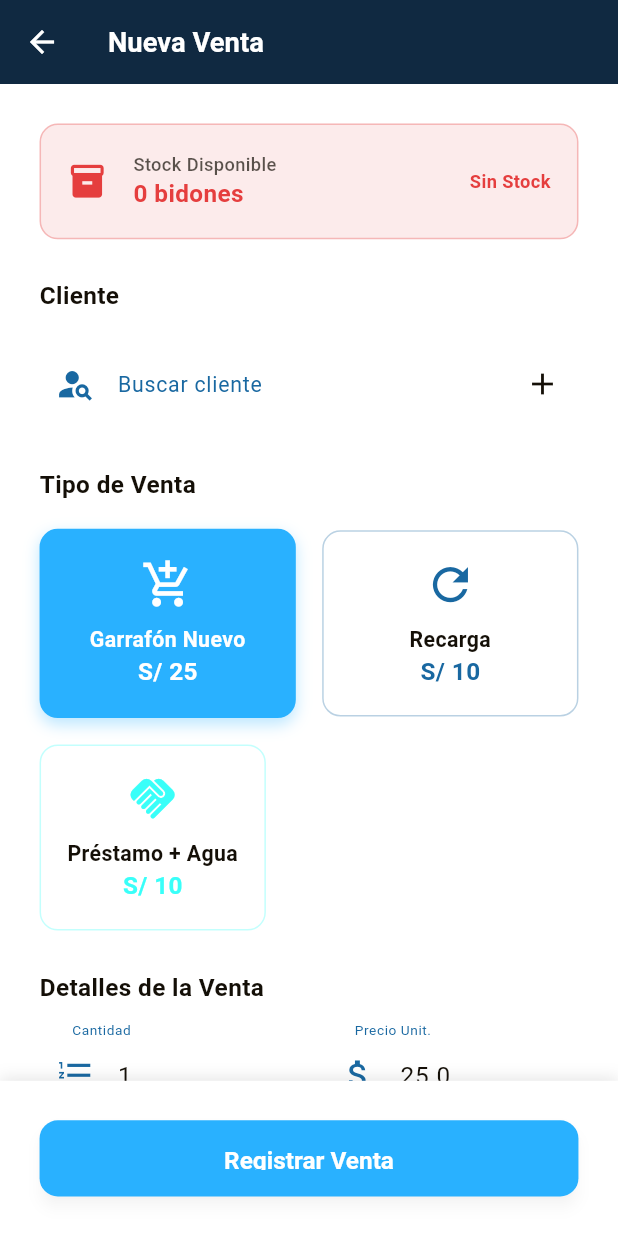
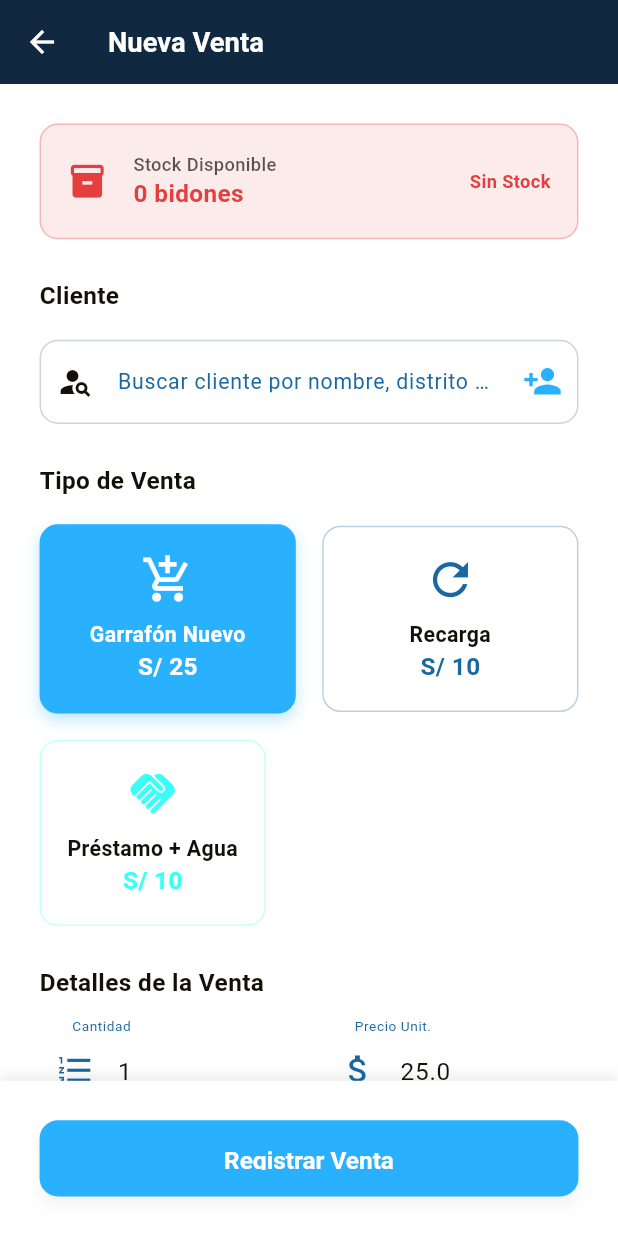
Before and after one commit to archunknown/DistribuidorAgua, a Flutter app: the NuevaVentaScreen screen opened directly with empty values, after a tap on "Garrafón Nuevo", on a phone screen of 412 x 824 dp. Run offline on Flutter 3.47's test engine with Material 3 defaults, Android fonts, the phone set to English and light mode, and no system bars; our stand-ins replace cloud_firestore, firebase_core, flutter_screenutil, pdf, permission_handler, printing; missing offline and left inert: excel; accounts and stored records are empty; generated files the repository leaves out were written again.

Commit message:
Se optimizó la barra de busqueda de cliente

```diff
--- a/lib/screens/nueva_venta_screen.dart
+++ b/lib/screens/nueva_venta_screen.dart
@@ -9,6 +9,7 @@ import '../models/cliente_model.dart';
 import '../viewmodels/nueva_venta_viewmodel.dart';
 import '../widgets/custom_button.dart';
 import '../widgets/custom_text_field.dart';
+import '../widgets/autocomplete_text_field.dart';
 import '../widgets/loading_overlay.dart';
 
 class NuevaVentaScreen extends StatefulWidget {
@@ -172,57 +173,101 @@ class _NuevaVentaScreenState extends State<NuevaVentaScreen> {
         ),
         SizedBox(height: AppDimensions.marginMd),
 
-        // Campo de búsqueda de cliente
-        CustomTextField(
+        // Campo de autocompletado optimizado
+        AutocompleteTextField(
           controller: viewModel.clienteController,
-          labelText: 'Buscar cliente',
+          labelText: 'Buscar cliente por nombre, distrito o teléfono',
           prefixIcon: Icons.person_search,
-          onChanged: (value) => viewModel.buscarClientes(value),
-          suffixIcon: viewModel.clienteSeleccionado != null
-              ? Icon(Icons.check_circle, color: AppColors.success)
-              : IconButton(
-                  icon: const Icon(Icons.add),
-                  onPressed: () => _mostrarDialogoNuevoCliente(viewModel),
-                ),
+          suggestions: viewModel.clientesSugeridos,
+          onChanged: viewModel.buscarClientes,
+          onSuggestionSelected: viewModel.seleccionarCliente,
+          onAddPressed: () => _mostrarDialogoNuevoCliente(viewModel),
+          selectedClient: viewModel.clienteSeleccionado,
+          isLoading: viewModel.isBuscandoClientes,
         ),
 
-        // Lista de sugerencias
-        if (viewModel.clientesSugeridos.isNotEmpty)
+        // Información del cliente seleccionado
+        if (viewModel.clienteSeleccionado != null)
           Container(
-            margin: EdgeInsets.only(top: AppDimensions.marginSm),
+            margin: EdgeInsets.only(top: AppDimensions.marginMd),
+            padding: EdgeInsets.all(AppDimensions.paddingMd),
             decoration: BoxDecoration(
-              color: AppColors.white,
+              color: AppColors.success.withOpacity(0.05),
               borderRadius: BorderRadius.circular(AppDimensions.radiusMd),
-              boxShadow: [
-                BoxShadow(
-                  color: AppColors.blackWithOpacity(0.1),
-                  blurRadius: 8,
-                  offset: const Offset(0, 2),
+              border: Border.all(color: AppColors.success.withOpacity(0.2)),
             ),
-              ],
-            ),
-            child: ListView.builder(
-              shrinkWrap: true,
-              physics: const NeverScrollableScrollPhysics(),
-              itemCount: viewModel.clientesSugeridos.length,
-              itemBuilder: (context, index) {
-                final cliente = viewModel.clientesSugeridos[index];
-                return ListTile(
-                  leading: CircleAvatar(
-                    backgroundColor: AppColors.lightBlue,
+            child: Row(
+              children: [
+                CircleAvatar(
+                  backgroundColor: AppColors.success,
+                  radius: 20.r,
                   child: Text(
-                      cliente.iniciales,
+                    viewModel.clienteSeleccionado!.iniciales,
                     style: TextStyle(
                       color: AppColors.white,
                       fontWeight: FontWeight.bold,
+                      fontSize: AppDimensions.textSm,
                     ),
                   ),
                 ),
-                  title: Text(cliente.nombreCompleto),
-                  subtitle: Text(cliente.direccionCompleta),
-                  onTap: () => viewModel.seleccionarCliente(cliente),
-                );
+                SizedBox(width: AppDimensions.marginMd),
+                Expanded(
+                  child: Column(
+                    crossAxisAlignment: CrossAxisAlignment.start,
+                    children: [
+                      Text(
+                        viewModel.clienteSeleccionado!.nombreCompleto,
+                        style: TextStyle(
+                          fontSize: AppDimensions.textMd,
+                          fontWeight: FontWeight.w600,
+                          color: AppColors.darkBrown,
+                        ),
+                      ),
+                      SizedBox(height: 2.h),
+                      Text(
+                        '${viewModel.clienteSeleccionado!.distrito} • ${viewModel.clienteSeleccionado!.referencia}',
+                        style: TextStyle(
+                          fontSize: AppDimensions.textSm,
+                          color: AppColors.darkBrown.withOpacity(0.7),
+                        ),
+                      ),
+                      if (viewModel.clienteSeleccionado!.telefono != null) ...[
+                        SizedBox(height: 2.h),
+                        Text(
+                          viewModel.clienteSeleccionado!.telefono!,
+                          style: TextStyle(
+                            fontSize: AppDimensions.textSm,
+                            color: AppColors.mediumBlue,
+                            fontWeight: FontWeight.w500,
+                          ),
+                        ),
+                      ],
+                    ],
+                  ),
+                ),
+                IconButton(
+                  icon: Icon(
+                    Icons.clear,
+                    color: AppColors.error,
+                    size: AppDimensions.iconSm,
+                  ),
+                  onPressed: () {
+                    viewModel.clienteController.clear();
+                    // Limpiar la selección de cliente
+                    viewModel.seleccionarCliente(ClienteModel(
+                      id: '',
+                      nombre: '',
+                      apellidoPaterno: '',
+                      apellidoMaterno: '',
+                      distrito: '',
+                      referencia: '',
+                      creadoPorId: '',
+                      fechaCreacion: DateTime.now(),
+                    ));
                   },
+                  tooltip: 'Limpiar selección',
+                ),
+              ],
             ),
           ),
       ],
--- a/lib/viewmodels/nueva_venta_viewmodel.dart
+++ b/lib/viewmodels/nueva_venta_viewmodel.dart
@@ -1,4 +1,5 @@
 import 'package:flutter/material.dart';
+import 'dart:async';
 import '../models/user_model.dart';
 import '../models/cliente_model.dart';
 import '../models/venta_model.dart';
@@ -26,7 +27,13 @@ class NuevaVentaViewModel extends ChangeNotifier {
 
   // Lista de clientes para autocompletado
   List<ClienteModel> _clientesSugeridos = [];
+  List<ClienteModel> _todosLosClientes = []; // Cache de todos los clientes
   InventarioModel? _inventarioActual;
+  bool _isBuscandoClientes = false;
+
+  // Debouncing para búsqueda
+  Timer? _debounceTimer;
+  String _ultimaBusqueda = '';
 
   // Controladores de texto
   final TextEditingController clienteController = TextEditingController();
@@ -45,6 +52,7 @@ class NuevaVentaViewModel extends ChangeNotifier {
   double get costoBidon => _costoBidon;
   List<ClienteModel> get clientesSugeridos => _clientesSugeridos;
   InventarioModel? get inventarioActual => _inventarioActual;
+  bool get isBuscandoClientes => _isBuscandoClientes;
 
   // Cálculos automáticos
   double get total => _precioUnitario * _cantidad;
@@ -56,7 +64,10 @@ class NuevaVentaViewModel extends ChangeNotifier {
   Future<void> inicializar() async {
     _setLoading(true);
     try {
-      await _cargarInventario();
+      await Future.wait([
+        _cargarInventario(),
+        _cargarCacheClientes(), // Cargar cache de clientes para mejor rendimiento
+      ]);
       _actualizarPreciosPorDefecto();
     } catch (e) {
       _setError('Error al inicializar: $e');
@@ -75,26 +86,87 @@ class NuevaVentaViewModel extends ChangeNotifier {
     }
   }
 
-  // Buscar clientes para autocompletado
-  Future<void> buscarClientes(String query) async {
+  // Buscar clientes para autocompletado con debouncing
+  void buscarClientes(String query) {
+    // Cancelar búsqueda anterior si existe
+    _debounceTimer?.cancel();
+
     if (query.isEmpty) {
       _clientesSugeridos.clear();
+      _isBuscandoClientes = false;
+      _ultimaBusqueda = '';
       notifyListeners();
       return;
     }
 
+    // Si es la misma búsqueda, no hacer nada
+    if (query == _ultimaBusqueda) return;
+
+    _ultimaBusqueda = query;
+    _isBuscandoClientes = true;
+    notifyListeners();
+
+    // Configurar debounce de 300ms
+    _debounceTimer = Timer(const Duration(milliseconds: 300), () {
+      _ejecutarBusquedaClientes(query);
+    });
+  }
+
+  // Ejecutar búsqueda real de clientes
+  Future<void> _ejecutarBusquedaClientes(String query) async {
     try {
-      _clientesSugeridos = await _clienteService.buscarClientesPorNombre(query);
+      // Primero buscar en cache local si existe
+      if (_todosLosClientes.isNotEmpty) {
+        _clientesSugeridos = _filtrarClientesLocalmente(query);
+      } else {
+        // Si no hay cache, buscar en servidor
+        _clientesSugeridos = await _clienteService.buscarClientesPorNombre(query);
+
+        // Actualizar cache si es la primera búsqueda
+        if (_todosLosClientes.isEmpty && query.length <= 2) {
+          _todosLosClientes = await _clienteService.obtenerTodosLosClientes();
+        }
+      }
+
+      _isBuscandoClientes = false;
       notifyListeners();
     } catch (e) {
       debugPrint('Error buscando clientes: $e');
+      _isBuscandoClientes = false;
+      notifyListeners();
+    }
+  }
+
+  // Filtrar clientes localmente para mejor rendimiento
+  List<ClienteModel> _filtrarClientesLocalmente(String query) {
+    final queryLower = query.toLowerCase();
+    return _todosLosClientes.where((cliente) {
+      return cliente.nombreCompleto.toLowerCase().contains(queryLower) ||
+             cliente.distrito.toLowerCase().contains(queryLower) ||
+             cliente.referencia.toLowerCase().contains(queryLower) ||
+             (cliente.telefono?.toLowerCase().contains(queryLower) ?? false);
+    }).take(10).toList(); // Limitar a 10 resultados para mejor rendimiento
+  }
+
+  // Cargar todos los clientes para cache (llamar al inicializar)
+  Future<void> _cargarCacheClientes() async {
+    try {
+      _todosLosClientes = await _clienteService.obtenerTodosLosClientes();
+    } catch (e) {
+      debugPrint('Error cargando cache de clientes: $e');
     }
   }
 
   // Seleccionar cliente
   void seleccionarCliente(ClienteModel cliente) {
-    _clienteSeleccionado = cliente;
-    clienteController.text = cliente.nombreCompleto;
+    // Si el cliente tiene ID vacío, significa que se está limpiando la selección
+    if (cliente.id.isEmpty) {
+      _clienteSeleccionado = null;
+      clienteController.clear();
+    } else {
+      _clienteSeleccionado = cliente;
+      clienteController.text = cliente.nombreCompleto;
+    }
     _clientesSugeridos.clear();
     _clearMessages();
     notifyListeners();
@@ -310,6 +382,7 @@ class NuevaVentaViewModel extends ChangeNotifier {
 
   @override
   void dispose() {
+    _debounceTimer?.cancel(); // Limpiar timer de debouncing
     clienteController.dispose();
     cantidadController.dispose();
     precioController.dispose();
--- /dev/null
+++ b/lib/widgets/autocomplete_text_field.dart
@@ -0,0 +1,379 @@
+import 'package:flutter/material.dart';
+import 'package:flutter_screenutil/flutter_screenutil.dart';
+import '../constants/app_colors.dart';
+import '../constants/app_dimensions.dart';
+import '../models/cliente_model.dart';
+
+class AutocompleteTextField extends StatefulWidget {
+  final TextEditingController controller;
+  final String labelText;
+  final IconData prefixIcon;
+  final List<ClienteModel> suggestions;
+  final Function(String) onChanged;
+  final Function(ClienteModel) onSuggestionSelected;
+  final Function()? onAddPressed;
+  final ClienteModel? selectedClient;
+  final bool isLoading;
+
+  const AutocompleteTextField({
+    super.key,
+    required this.controller,
+    required this.labelText,
+    required this.prefixIcon,
+    required this.suggestions,
+    required this.onChanged,
+    required this.onSuggestionSelected,
+    this.onAddPressed,
+    this.selectedClient,
+    this.isLoading = false,
+  });
+
+  @override
+  State<AutocompleteTextField> createState() => _AutocompleteTextFieldState();
+}
+
+class _AutocompleteTextFieldState extends State<AutocompleteTextField>
+    with SingleTickerProviderStateMixin {
+  late AnimationController _animationController;
+  late Animation<double> _fadeAnimation;
+  bool _showSuggestions = false;
+  final FocusNode _focusNode = FocusNode();
+  OverlayEntry? _overlayEntry;
+  final LayerLink _layerLink = LayerLink();
+
+  @override
+  void initState() {
+    super.initState();
+    _animationController = AnimationController(
+      duration: const Duration(milliseconds: 200),
+      vsync: this,
+    );
+    _fadeAnimation = Tween<double>(begin: 0.0, end: 1.0).animate(
+      CurvedAnimation(parent: _animationController, curve: Curves.easeInOut),
+    );
+
+    _focusNode.addListener(_onFocusChanged);
+  }
+
+  @override
+  void dispose() {
+    _animationController.dispose();
+    _focusNode.dispose();
+    _removeOverlay();
+    super.dispose();
+  }
+
+  void _onFocusChanged() {
+    if (_focusNode.hasFocus && widget.suggestions.isNotEmpty) {
+      _showSuggestionsOverlay();
+    } else {
+      _hideSuggestionsOverlay();
+    }
+  }
+
+  void _showSuggestionsOverlay() {
+    if (_overlayEntry != null) return;
+
+    _overlayEntry = _createOverlayEntry();
+    Overlay.of(context).insert(_overlayEntry!);
+    _animationController.forward();
+  }
+
+  void _hideSuggestionsOverlay() {
+    if (_overlayEntry == null) return;
+
+    _animationController.reverse().then((_) {
+      _removeOverlay();
+    });
+  }
+
+  void _removeOverlay() {
+    _overlayEntry?.remove();
+    _overlayEntry = null;
+  }
+
+  OverlayEntry _createOverlayEntry() {
+    RenderBox renderBox = context.findRenderObject() as RenderBox;
+    Size size = renderBox.size;
+
+    return OverlayEntry(
+      builder: (context) => Positioned(
+        width: size.width,
+        child: CompositedTransformFollower(
+          link: _layerLink,
+          showWhenUnlinked: false,
+          offset: Offset(0.0, size.height + 5.0),
+          child: FadeTransition(
+            opacity: _fadeAnimation,
+            child: Material(
+              elevation: 8.0,
+              borderRadius: BorderRadius.circular(AppDimensions.radiusMd),
+              child: Container(
+                constraints: BoxConstraints(
+                  maxHeight: 200.h,
+                ),
+                decoration: BoxDecoration(
+                  color: AppColors.white,
+                  borderRadius: BorderRadius.circular(AppDimensions.radiusMd),
+                  boxShadow: [
+                    BoxShadow(
+                      color: Colors.black.withOpacity(0.1),
+                      blurRadius: 8,
+                      offset: const Offset(0, 2),
+                    ),
+                  ],
+                ),
+                child: widget.suggestions.isEmpty
+                    ? _buildNoResultsWidget()
+                    : _buildSuggestionsList(),
+              ),
+            ),
+          ),
+        ),
+      ),
+    );
+  }
+
+  Widget _buildNoResultsWidget() {
+    return Container(
+      padding: EdgeInsets.all(AppDimensions.paddingMd),
+      child: Row(
+        children: [
+          Icon(
+            Icons.search_off,
+            color: AppColors.darkBrown.withOpacity(0.5),
+            size: AppDimensions.iconMd,
+          ),
+          SizedBox(width: AppDimensions.marginMd),
+          Expanded(
+            child: Column(
+              mainAxisSize: MainAxisSize.min,
+              crossAxisAlignment: CrossAxisAlignment.start,
+              children: [
+                Text(
+                  'No se encontraron clientes',
+                  style: TextStyle(
+                    fontSize: AppDimensions.textMd,
+                    color: AppColors.darkBrown.withOpacity(0.7),
+                    fontWeight: FontWeight.w500,
+                  ),
+                ),
+                if (widget.onAddPressed != null) ...[
+                  SizedBox(height: AppDimensions.marginSm),
+                  GestureDetector(
+                    onTap: () {
+                      _hideSuggestionsOverlay();
+                      widget.onAddPressed!();
+                    },
+                    child: Text(
+                      'Toca aquí para crear un nuevo cliente',
+                      style: TextStyle(
+                        fontSize: AppDimensions.textSm,
+                        color: AppColors.lightBlue,
+                        fontWeight: FontWeight.w500,
+                      ),
+                    ),
+                  ),
+                ],
+              ],
+            ),
+          ),
+        ],
+      ),
+    );
+  }
+
+  Widget _buildSuggestionsList() {
+    return ListView.builder(
+      shrinkWrap: true,
+      padding: EdgeInsets.zero,
+      itemCount: widget.suggestions.length,
+      itemBuilder: (context, index) {
+        final cliente = widget.suggestions[index];
+        final isSelected = widget.selectedClient?.id == cliente.id;
+
+        return InkWell(
+          onTap: () {
+            widget.onSuggestionSelected(cliente);
+            _hideSuggestionsOverlay();
+            _focusNode.unfocus();
+          },
+          child: Container(
+            padding: EdgeInsets.symmetric(
+              horizontal: AppDimensions.paddingMd,
+              vertical: AppDimensions.paddingSm,
+            ),
+            decoration: BoxDecoration(
+              color: isSelected
+                  ? AppColors.lightBlue.withOpacity(0.1)
+                  : Colors.transparent,
+              border: index < widget.suggestions.length - 1
+                  ? Border(
+                      bottom: BorderSide(
+                        color: AppColors.darkNavy.withOpacity(0.1),
+                        width: 0.5,
+                      ),
+                    )
+                  : null,
+            ),
+            child: Row(
+              children: [
+                CircleAvatar(
+                  radius: 18.r,
+                  backgroundColor: isSelected
+                      ? AppColors.lightBlue
+                      : AppColors.lightBlue.withOpacity(0.7),
+                  child: Text(
+                    cliente.iniciales,
+                    style: TextStyle(
+                      color: AppColors.white,
+                      fontWeight: FontWeight.bold,
+                      fontSize: AppDimensions.textSm,
+                    ),
+                  ),
+                ),
+                SizedBox(width: AppDimensions.marginMd),
+                Expanded(
+                  child: Column(
+                    crossAxisAlignment: CrossAxisAlignment.start,
+                    children: [
+                      Text(
+                        cliente.nombreCompleto,
+                        style: TextStyle(
+                          fontSize: AppDimensions.textMd,
+                          fontWeight: FontWeight.w600,
+                          color: isSelected
+                              ? AppColors.lightBlue
+                              : AppColors.darkBrown,
+                        ),
+                        maxLines: 1,
+                        overflow: TextOverflow.ellipsis,
+                      ),
+                      SizedBox(height: 2.h),
+                      Text(
+                        '${cliente.distrito} • ${cliente.referencia}',
+                        style: TextStyle(
+                          fontSize: AppDimensions.textSm,
+                          color: AppColors.darkBrown.withOpacity(0.6),
+                        ),
+                        maxLines: 1,
+                        overflow: TextOverflow.ellipsis,
+                      ),
+                      if (cliente.telefono != null) ...[
+                        SizedBox(height: 2.h),
+                        Text(
+                          cliente.telefono!,
+                          style: TextStyle(
+                            fontSize: AppDimensions.textXs,
+                            color: AppColors.mediumBlue,
+                            fontWeight: FontWeight.w500,
+                          ),
+                        ),
+                      ],
+                    ],
+                  ),
+                ),
+                if (isSelected)
+                  Icon(
+                    Icons.check_circle,
+                    color: AppColors.lightBlue,
+                    size: AppDimensions.iconSm,
+                  ),
+              ],
+            ),
+          ),
+        );
+      },
+    );
+  }
+
+  @override
+  Widget build(BuildContext context) {
+    return CompositedTransformTarget(
+      link: _layerLink,
+      child: TextFormField(
+        controller: widget.controller,
+        focusNode: _focusNode,
+        onChanged: (value) {
+          widget.onChanged(value);
+
+          // Mostrar/ocultar sugerencias basado en el contenido
+          if (value.isNotEmpty && widget.suggestions.isNotEmpty) {
+            if (_overlayEntry == null) {
+              _showSuggestionsOverlay();
+            }
+          } else {
+            _hideSuggestionsOverlay();
+          }
+        },
+        decoration: InputDecoration(
+          labelText: widget.labelText,
+          prefixIcon: Icon(widget.prefixIcon),
+          suffixIcon: _buildSuffixIcon(),
+          border: OutlineInputBorder(
+            borderRadius: BorderRadius.circular(AppDimensions.radiusMd),
+            borderSide: BorderSide(color: AppColors.darkNavy.withOpacity(0.2)),
+          ),
+          enabledBorder: OutlineInputBorder(
+            borderRadius: BorderRadius.circular(AppDimensions.radiusMd),
+            borderSide: BorderSide(color: AppColors.darkNavy.withOpacity(0.2)),
+          ),
+          focusedBorder: OutlineInputBorder(
+            borderRadius: BorderRadius.circular(AppDimensions.radiusMd),
+            borderSide: BorderSide(color: AppColors.lightBlue, width: 2),
+          ),
+          filled: true,
+          fillColor: widget.selectedClient != null
+              ? AppColors.success.withOpacity(0.05)
+              : AppColors.white,
+          contentPadding: EdgeInsets.symmetric(
+            horizontal: AppDimensions.paddingMd,
+            vertical: AppDimensions.paddingMd,
+          ),
+        ),
+        style: TextStyle(
+          fontSize: AppDimensions.textMd,
+          color: AppColors.darkBrown,
+        ),
+      ),
+    );
+  }
+
+  Widget _buildSuffixIcon() {
+    if (widget.isLoading) {
+      return Padding(
+        padding: EdgeInsets.all(AppDimensions.paddingSm),
+        child: SizedBox(
+          width: 20.w,
+          height: 20.h,
+          child: CircularProgressIndicator(
+            strokeWidth: 2,
+            valueColor: AlwaysStoppedAnimation<Color>(AppColors.lightBlue),
+          ),
+        ),
+      );
+    }
+
+    if (widget.selectedClient != null) {
+      return Icon(
+        Icons.check_circle,
+        color: AppColors.success,
+        size: AppDimensions.iconMd,
+      );
+    }
+
+    if (widget.onAddPressed != null) {
+      return IconButton(
+        icon: Icon(
+          Icons.person_add,
+          color: AppColors.lightBlue,
+          size: AppDimensions.iconMd,
+        ),
+        onPressed: widget.onAddPressed,
+        tooltip: 'Agregar nuevo cliente',
+      );
+    }
+
+    return const SizedBox.shrink();
+  }
+}
```
Also changed, not shown: lib/viewmodels/clientes_viewmodel.dart (+48 -0 lines). Lines whose indentation alone changed are shown as unchanged.
